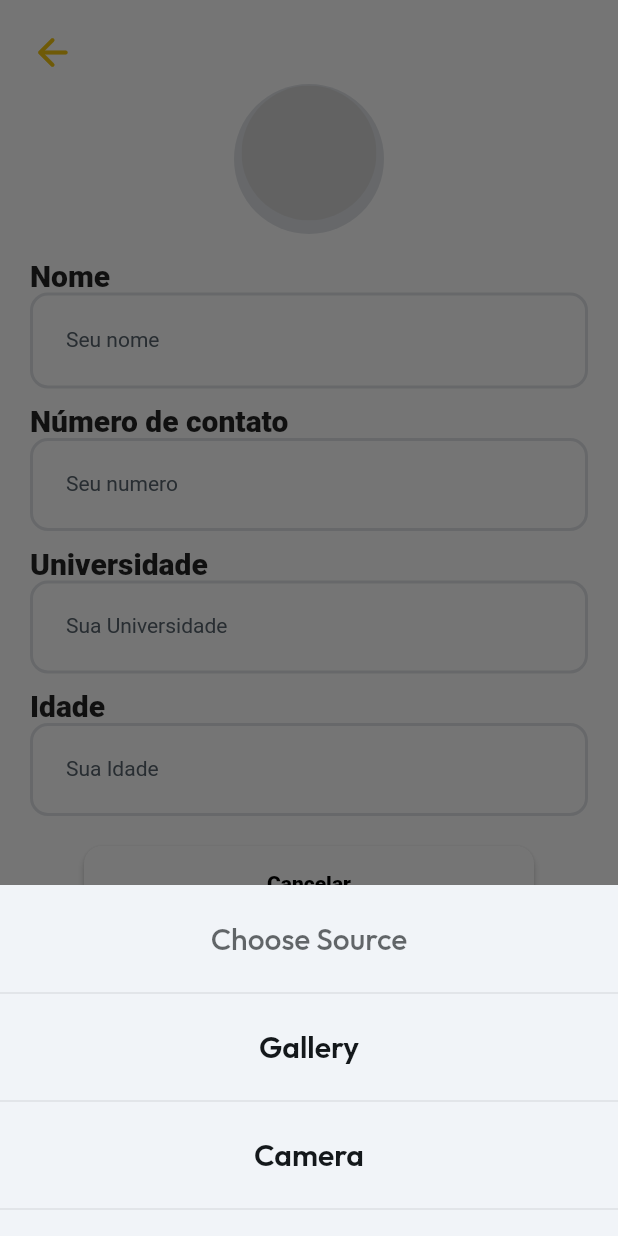
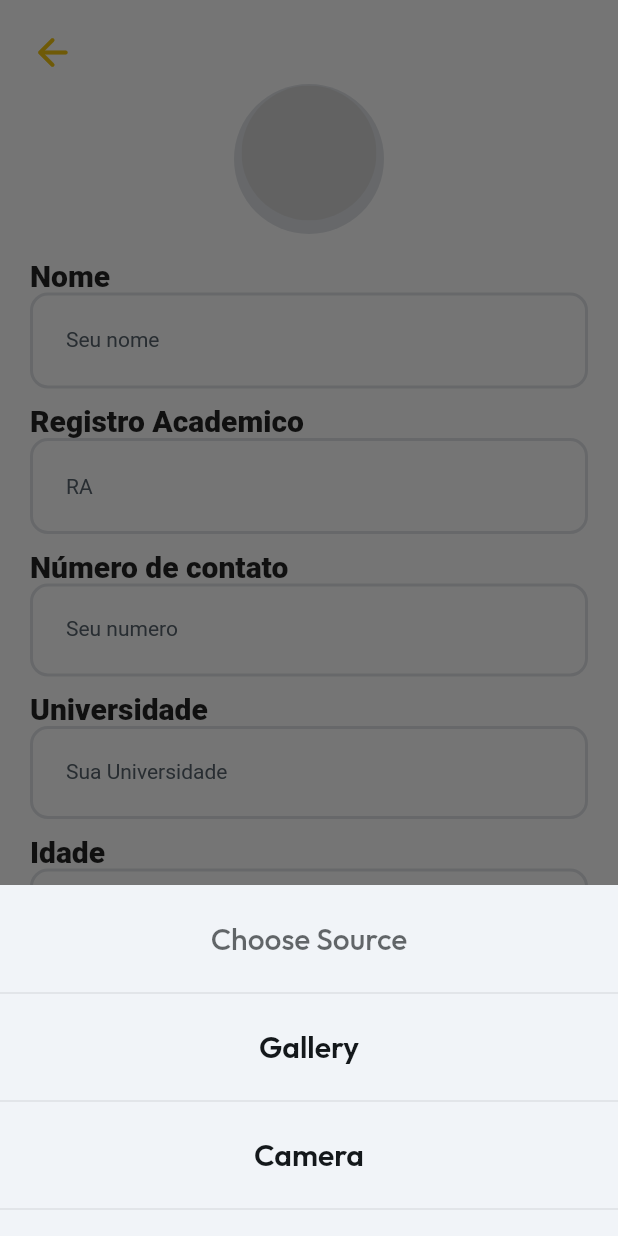
Before and after one commit to LeoRodaelli/unicar-app, a Flutter app: the PerfilEdicaoWidget screen opened by its route, after a tap on the "person add alt" icon, on a phone screen of 412 x 824 dp. Run offline on Flutter 3.47's test engine with Material 2 defaults, Android fonts, the light colour scheme and no system bars; drawn by our look-alikes of auto_size_text, cached_network_image; our stand-ins replace cloud_firestore, equatable, file_picker, firebase_core, flutter_animate, font_awesome_flutter and 12 more; missing offline and left inert: flutter_google_places, google_api_headers, google_maps_webservice, json_path, mime_type; accounts and stored records are empty; network calls fail; Roboto replaces fonts that are missing (Readex Pro).

Commit message:
Updating to latest FlutterFlow output.

```diff
--- a/lib/pages/perfil_edicao/perfil_edicao_model.dart
+++ b/lib/pages/perfil_edicao/perfil_edicao_model.dart
@@ -24,6 +24,10 @@ class PerfilEdicaoModel extends FlutterFlowModel<PerfilEdicaoWidget> {
   FocusNode? yourNameFocusNode;
   TextEditingController? yourNameController;
   String? Function(BuildContext, String?)? yourNameControllerValidator;
+  // State field(s) for RA widget.
+  FocusNode? raFocusNode;
+  TextEditingController? raController;
+  String? Function(BuildContext, String?)? raControllerValidator;
   // State field(s) for numero widget.
   FocusNode? numeroFocusNode;
   TextEditingController? numeroController;
@@ -46,6 +50,9 @@ class PerfilEdicaoModel extends FlutterFlowModel<PerfilEdicaoWidget> {
     yourNameFocusNode?.dispose();
     yourNameController?.dispose();
 
+    raFocusNode?.dispose();
+    raController?.dispose();
+
     numeroFocusNode?.dispose();
     numeroController?.dispose();
 
--- a/lib/pages/perfil_edicao/perfil_edicao_widget.dart
+++ b/lib/pages/perfil_edicao/perfil_edicao_widget.dart
@@ -32,6 +32,9 @@ class _PerfilEdicaoWidgetState extends State<PerfilEdicaoWidget> {
 
     _model.yourNameController ??= TextEditingController();
     _model.yourNameFocusNode ??= FocusNode();
+
+    _model.raController ??= TextEditingController();
+    _model.raFocusNode ??= FocusNode();
 
     _model.numeroController ??= TextEditingController();
     _model.numeroFocusNode ??= FocusNode();
@@ -305,6 +308,72 @@ class _PerfilEdicaoWidgetState extends State<PerfilEdicaoWidget> {
                         style: FlutterFlowTheme.of(context).bodyMedium,
                         validator: _model.yourNameControllerValidator
                             .asValidator(context),
+                      ),
+                    ),
+                    Align(
+                      alignment: AlignmentDirectional(-1.00, 0.00),
+                      child: Padding(
+                        padding:
+                            EdgeInsetsDirectional.fromSTEB(20.0, 0.0, 0.0, 0.0),
+                        child: Text(
+                          'Registro Academico',
+                          style: GoogleFonts.getFont(
+                            'Roboto',
+                            fontWeight: FontWeight.w800,
+                            fontSize: 20.0,
+                          ),
+                        ),
+                      ),
+                    ),
+                    Padding(
+                      padding:
+                          EdgeInsetsDirectional.fromSTEB(20.0, 0.0, 20.0, 10.0),
+                      child: TextFormField(
+                        controller: _model.raController,
+                        focusNode: _model.raFocusNode,
+                        textCapitalization: TextCapitalization.words,
+                        obscureText: false,
+                        decoration: InputDecoration(
+                          labelStyle: FlutterFlowTheme.of(context).labelMedium,
+                          hintText: 'RA',
+                          hintStyle: FlutterFlowTheme.of(context).labelMedium,
+                          enabledBorder: OutlineInputBorder(
+                            borderSide: BorderSide(
+                              color: FlutterFlowTheme.of(context).alternate,
+                              width: 2.0,
+                            ),
+                            borderRadius: BorderRadius.circular(12.0),
+                          ),
+                          focusedBorder: OutlineInputBorder(
+                            borderSide: BorderSide(
+                              color: FlutterFlowTheme.of(context).primary,
+                              width: 2.0,
+                            ),
+                            borderRadius: BorderRadius.circular(12.0),
+                          ),
+                          errorBorder: OutlineInputBorder(
+                            borderSide: BorderSide(
+                              color: FlutterFlowTheme.of(context).error,
+                              width: 2.0,
+                            ),
+                            borderRadius: BorderRadius.circular(12.0),
+                          ),
+                          focusedErrorBorder: OutlineInputBorder(
+                            borderSide: BorderSide(
+                              color: FlutterFlowTheme.of(context).error,
+                              width: 2.0,
+                            ),
+                            borderRadius: BorderRadius.circular(12.0),
+                          ),
+                          filled: true,
+                          fillColor:
+                              FlutterFlowTheme.of(context).secondaryBackground,
+                          contentPadding: EdgeInsetsDirectional.fromSTEB(
+                              24.0, 24.0, 24.0, 24.0),
+                        ),
+                        style: FlutterFlowTheme.of(context).bodyMedium,
+                        validator:
+                            _model.raControllerValidator.asValidator(context),
                       ),
                     ),
                     Align(
```
